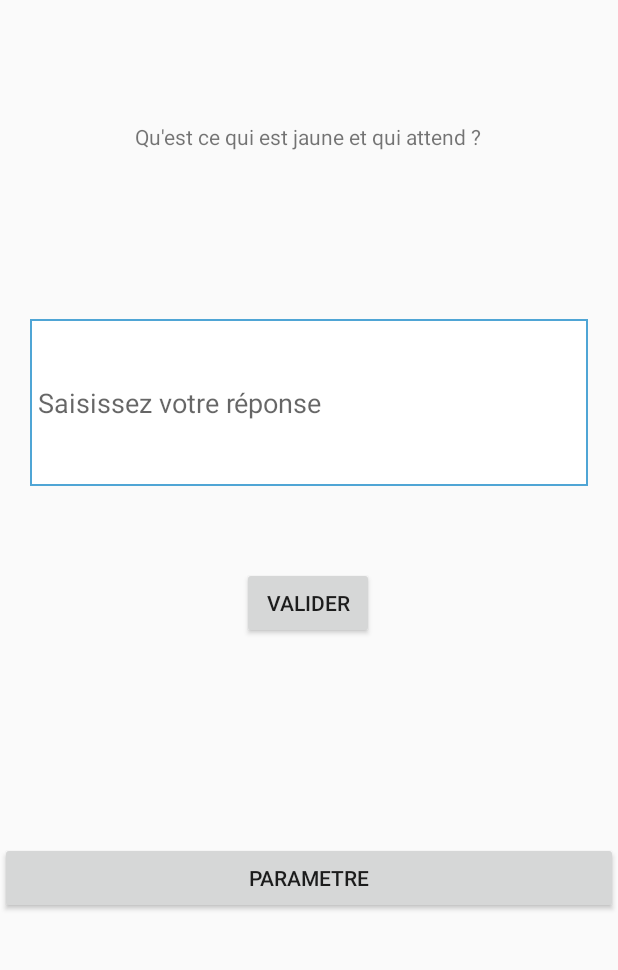
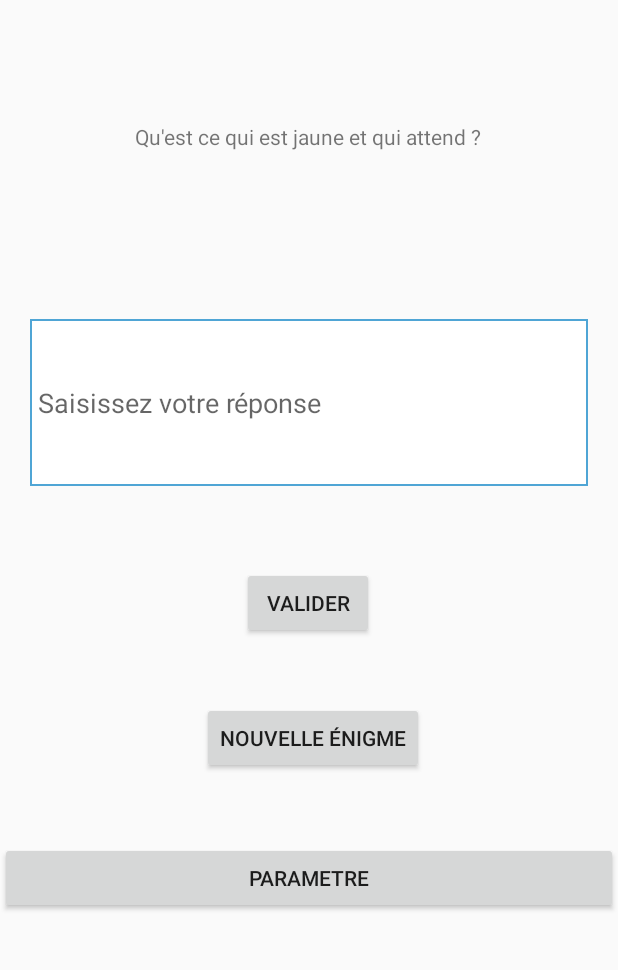
Before and after one commit to Dylage/EnigmaGame, an Android app: the screen it shows after launch (MainActivity), on a phone screen of 412 x 824 dp, the part 258-1228 px from its top. Run offline under Robolectric (Android 15) with nearby library versions, the phone set to English and light mode, and no system bars.

Commit message:
Bouton nouvelle énigme

```diff
--- a/app/src/main/java/fr/unilim/iut/enigmagame/MainActivity.java
+++ b/app/src/main/java/fr/unilim/iut/enigmagame/MainActivity.java
@@ -13,6 +13,7 @@ import java.util.ArrayList;
 
 public class MainActivity extends AppCompatActivity {
     private Button bouton;
+    private Button renew;
     private TextView question;
     private TextView msg;
     private EditText saisie;
@@ -31,6 +32,8 @@ public class MainActivity extends AppCompatActivity {
         question = (TextView) findViewById(R.id.question);
         msg = (TextView) findViewById(R.id.msg);
         saisie = (EditText) findViewById(R.id.saisie);
+        boutonParametre = (Button) findViewById(R.id.boutonParametre);
+        renew = (Button) findViewById(R.id.boutonRenew);
 
 
         initDb();
@@ -60,10 +63,19 @@ public class MainActivity extends AppCompatActivity {
             }
         });
 
-        boutonParametre = (Button) findViewById(R.id.boutonParametre);
         boutonParametre.setOnClickListener(new View.OnClickListener(){
             public void onClick(View v){
                 Intent intent = new Intent(MainActivity.this, Parametre.class);
+                startActivity(intent);
+            }
+        });
+
+        /**
+         * Au clique, on revient ici et aléatoirement, on peut tomber sur une nouvelle énigme
+         */
+        renew.setOnClickListener(new View.OnClickListener(){
+            public void onClick(View v){
+                Intent intent = new Intent(MainActivity.this, MainActivity.class);
                 startActivity(intent);
             }
         });
--- a/app/src/main/res/layout/activity_main.xml
+++ b/app/src/main/res/layout/activity_main.xml
@@ -67,6 +67,18 @@
         app:layout_constraintVertical_bias="0.686" />
 
     <Button
+        android:id="@+id/boutonRenew"
+        android:layout_width="wrap_content"
+        android:layout_height="wrap_content"
+        android:text="Nouvelle énigme"
+        app:layout_constraintBottom_toBottomOf="parent"
+        app:layout_constraintHorizontal_bias="0.509"
+        app:layout_constraintLeft_toLeftOf="parent"
+        app:layout_constraintRight_toRightOf="parent"
+        app:layout_constraintTop_toTopOf="parent"
+        app:layout_constraintVertical_bias="0.811" />
+
+    <Button
         android:id="@+id/boutonParametre"
         android:layout_width="match_parent"
         android:layout_height="wrap_content"
```
